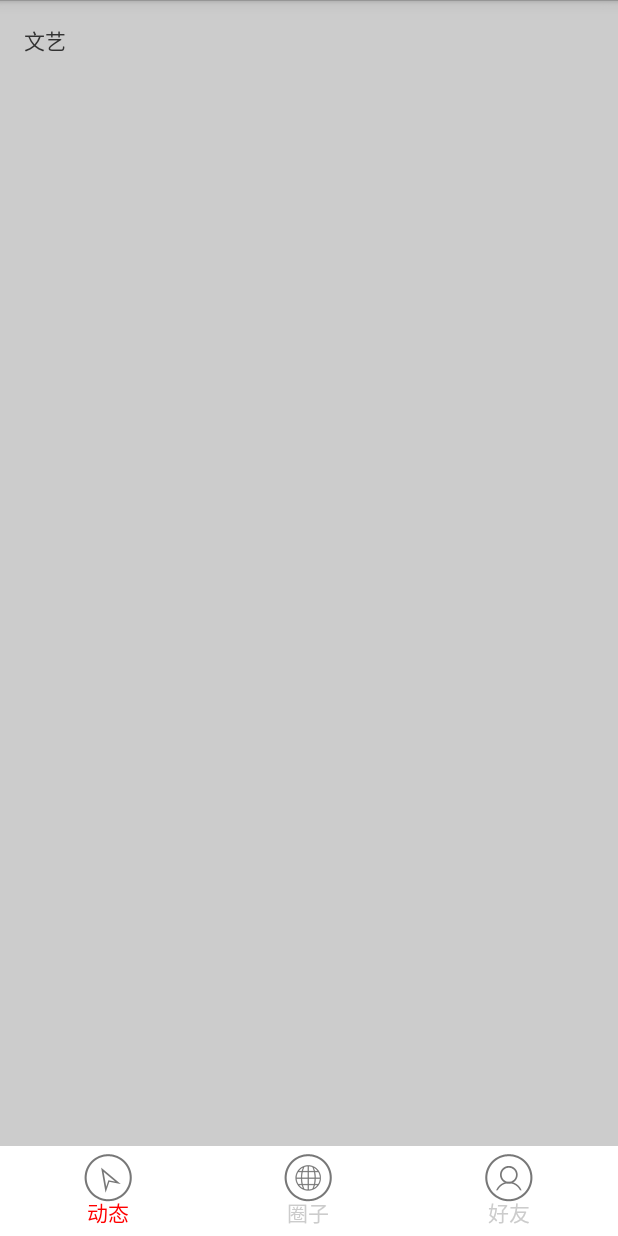
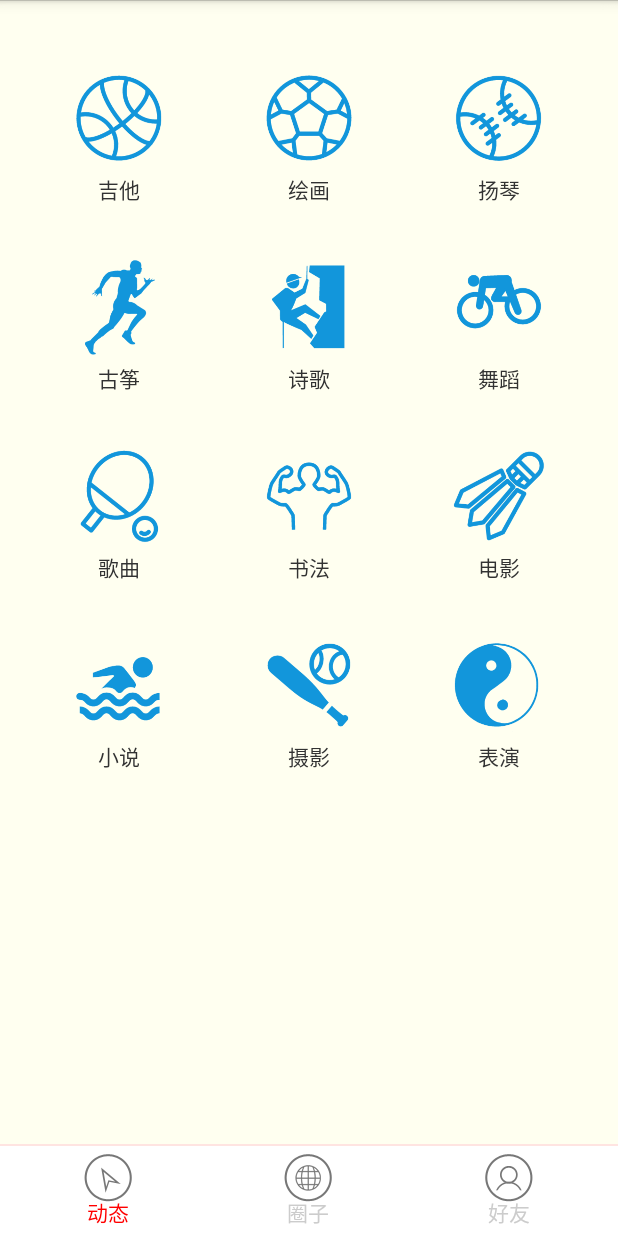
Before and after one commit to Brillins/QuYueCircle, an Android app: the fragment TitleArtFragment placed in its activity, on a phone screen of 412 x 824 dp. Run offline under Robolectric (Android 15) with nearby library versions, the phone set to English and light mode, and no system bars; our stand-ins replace CircleImageView.

Commit message:
recreate main panel

```diff
--- a/app/src/main/java/com/lovejoy/fragment/TitleArtFragment.java
+++ b/app/src/main/java/com/lovejoy/fragment/TitleArtFragment.java
@@ -1,19 +1,70 @@
 package com.lovejoy.fragment;
 
 import com.lovejoy.activity.R;
+import com.lovejoy.adapter.MyAdapter;
+import com.lovejoy.entity.Icon;
 
+import android.content.Context;
 import android.os.Bundle;
 import android.support.v4.app.Fragment;
 import android.view.LayoutInflater;
 import android.view.View;
 import android.view.ViewGroup;
+import android.widget.AdapterView;
+import android.widget.BaseAdapter;
+import android.widget.GridView;
+import android.widget.Toast;
+
+import java.util.ArrayList;
 
 public class TitleArtFragment extends Fragment {
+
+	private Context mContext;
+	private GridView art_gridView;
+	private BaseAdapter mAdapter = null;
+	private ArrayList<Icon> mData = null;
 
 	@Override
 	public View onCreateView(LayoutInflater inflater, ViewGroup container,
 			Bundle savedInstanceState) {
 		View view = inflater.inflate(R.layout.fragment_title_art, container, false);
+
+		mContext = view.getContext();
+		art_gridView = (GridView) view.findViewById(R.id.art_grid_view);
+
+		mData = new ArrayList<Icon>();
+		mData.add(new Icon(R.drawable.sport_icon_01_blue, "吉他"));
+		mData.add(new Icon(R.drawable.sport_icon_02_blue, "绘画"));
+		mData.add(new Icon(R.drawable.sport_icon_03_blue, "扬琴"));
+		mData.add(new Icon(R.drawable.sport_icon_04_blue, "古筝"));
+		mData.add(new Icon(R.drawable.sport_icon_05_blue, "诗歌"));
+		mData.add(new Icon(R.drawable.sport_icon_06_blue, "舞蹈"));
+		mData.add(new Icon(R.drawable.sport_icon_07_blue, "歌曲"));
+		mData.add(new Icon(R.drawable.sport_icon_08_blue, "书法"));
+		mData.add(new Icon(R.drawable.sport_icon_09_blue, "电影"));
+		mData.add(new Icon(R.drawable.sport_icon_10_blue, "小说"));
+		mData.add(new Icon(R.drawable.sport_icon_11_blue, "摄影"));
+		mData.add(new Icon(R.drawable.sport_icon_12_blue, "表演"));
+
+
+		mAdapter = new MyAdapter<Icon>(mData, R.layout.fragment_title_art_item) {
+			@Override
+			public void bindView(ViewHolder holder, Icon obj) {
+				holder.setImageResource(R.id.art_item_icon, obj.getiId());
+				holder.setText(R.id.art_item_text, obj.getiName());
+			}
+		};
+
+		art_gridView.setAdapter(mAdapter);
+
+		art_gridView.setOnItemClickListener(new AdapterView.OnItemClickListener() {
+			@Override
+			public void onItemClick(AdapterView<?> parent, View view, int position, long id) {
+				int p = position + 1;
+				Toast.makeText(mContext, "你点击了第" + p + "项", Toast.LENGTH_SHORT).show();
+			}
+		});
+
 		return view;
 	}
 
--- a/app/src/main/res/layout/activity_main.xml
+++ b/app/src/main/res/layout/activity_main.xml
@@ -14,6 +14,11 @@
         android:layout_weight="9"
         android:orientation="vertical" >
     </FrameLayout>
+
+    <View
+        android:layout_width="match_parent"
+        android:layout_height="1dp"
+        android:background="#FFE4E1" />
 
     <LinearLayout
         android:layout_width="match_parent"
--- a/app/src/main/res/layout/fragment_title_art.xml
+++ b/app/src/main/res/layout/fragment_title_art.xml
@@ -1,15 +1,23 @@
+<?xml version="1.0" encoding="utf-8"?>
 <RelativeLayout xmlns:android="http://schemas.android.com/apk/res/android"
     xmlns:tools="http://schemas.android.com/tools"
     android:layout_width="match_parent"
     android:layout_height="match_parent"
+    android:background="@color/main_panel_bg_color"
     android:paddingBottom="@dimen/activity_vertical_margin"
     android:paddingLeft="@dimen/activity_horizontal_margin"
     android:paddingRight="@dimen/activity_horizontal_margin"
     android:paddingTop="@dimen/activity_vertical_margin">
 
-    <TextView
-        android:layout_width="wrap_content"
-        android:layout_height="wrap_content"
-        android:text="@string/art" />
+    <!--<TextView-->
+        <!--android:layout_width="wrap_content"-->
+        <!--android:layout_height="wrap_content"-->
+        <!--android:text="@string/art" />-->
+
+    <GridView
+        android:id="@+id/art_grid_view"
+        android:layout_width="match_parent"
+        android:layout_height="match_parent"
+        android:numColumns="3" />
 
 </RelativeLayout>
--- /dev/null
+++ b/app/src/main/res/layout/fragment_title_art_item.xml
@@ -0,0 +1,24 @@
+<?xml version="1.0" encoding="utf-8"?>
+<RelativeLayout xmlns:android="http://schemas.android.com/apk/res/android"
+    android:layout_width="match_parent"
+    android:layout_height="match_parent"
+    android:padding="5dp">
+
+    <ImageView
+        android:id="@+id/art_item_icon"
+        android:layout_width="64dp"
+        android:layout_height="64dp"
+        android:layout_centerInParent="true"
+        android:src="@drawable/sport_icon_01_blue" />
+
+    <TextView
+        android:id="@+id/art_item_text"
+        android:layout_width="wrap_content"
+        android:layout_height="wrap_content"
+        android:layout_below="@id/art_item_icon"
+        android:layout_centerHorizontal="true"
+        android:layout_marginTop="30dp"
+        android:text="吉他"
+        android:textSize="14dp" />
+
+</RelativeLayout>
--- a/app/src/main/res/layout/fragment_title_sport.xml
+++ b/app/src/main/res/layout/fragment_title_sport.xml
@@ -2,7 +2,7 @@
     xmlns:tools="http://schemas.android.com/tools"
     android:layout_width="match_parent"
     android:layout_height="match_parent"
-    android:background="#FFFAFA"
+    android:background="@color/main_panel_bg_color"
     android:paddingBottom="@dimen/activity_vertical_margin"
     android:paddingLeft="@dimen/activity_horizontal_margin"
     android:paddingRight="@dimen/activity_horizontal_margin"
--- a/app/src/main/res/layout/fragment_title_sport_item.xml
+++ b/app/src/main/res/layout/fragment_title_sport_item.xml
@@ -1,3 +1,4 @@
+<?xml version="1.0" encoding="utf-8"?>
 <RelativeLayout xmlns:android="http://schemas.android.com/apk/res/android"
     android:layout_width="match_parent"
     android:layout_height="match_parent"
@@ -16,7 +17,7 @@
         android:layout_height="wrap_content"
         android:layout_below="@id/sport_item_icon"
         android:layout_centerHorizontal="true"
-        android:layout_marginTop="10dp"
+        android:layout_marginTop="30dp"
         android:text="篮球"
         android:textSize="14dp" />
 
--- a/app/src/main/res/values/color.xml
+++ b/app/src/main/res/values/color.xml
@@ -4,10 +4,12 @@
     <color name="chengse">#FF6600</color>
     <color name="white">#ffffff</color>
     <color name="gray">#cccccc</color>
-     <color name="transparent">#00000000</color>
-     <color name="red">#CC0033</color>
-     <color name="zone_title_bg">#ffee71a1</color>
-     <color name="black">#000000</color>
-     <color name="light_sky_blue">#87CEFA</color>
+    <color name="transparent">#00000000</color>
+    <color name="red">#CC0033</color>
+    <color name="zone_title_bg">#ffee71a1</color>
+    <color name="black">#000000</color>
+    <color name="light_sky_blue">#87CEFA</color>
+    <color name="main_panel_bg_color">#FFFFF0</color>
+
 
 </resources>
```
Also changed, not shown: app/src/main/java/com/lovejoy/fragment/TitleSportFragment1.java (deleted, +0 -148 lines), app/src/main/java/com/lovejoy/fragment/TitleStudyFragment.java (+51 -0 lines), app/src/main/res/layout/fragment_title_study.xml (+11 -4 lines), app/src/main/res/layout/fragment_title_study_item.xml (added, +24 -0 lines), app/src/main/res/values-v14/arrays.xml (+13 -2 lines), 175 other files.
